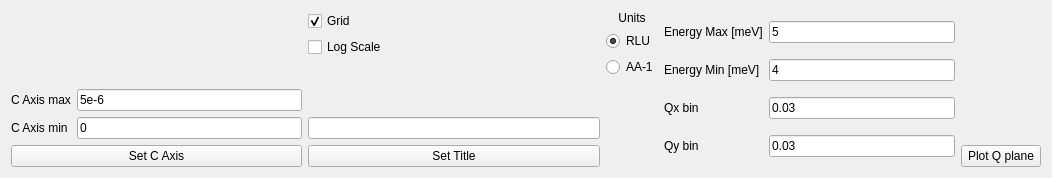
MJOLNIRPackage/MJOLNIR-GUI, file src/main/resources/base/Views/QPlane.ui: the form before one commit.
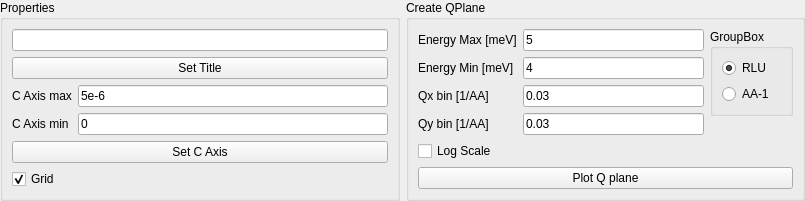
The form after the commit.

Commit message: Update layouts Add toolTips and statusTips

What changed in the file:
```diff
--- a/src/main/resources/base/Views/QPlane.ui
+++ b/src/main/resources/base/Views/QPlane.ui
@@ -6,78 +6,138 @@
    <rect>
     <x>0</x>
     <y>0</y>
-    <width>1052</width>
-    <height>178</height>
+    <width>805</width>
+    <height>188</height>
    </rect>
   </property>
   <property name="windowTitle">
    <string>Form</string>
   </property>
-  <layout class="QHBoxLayout" name="horizontalLayout">
-   <item>
-    <layout class="QVBoxLayout" name="verticalLayout_6">
-     <item>
       <layout class="QHBoxLayout" name="horizontalLayout_2">
+   <property name="leftMargin">
+    <number>0</number>
+   </property>
+   <property name="topMargin">
+    <number>0</number>
+   </property>
+   <property name="rightMargin">
+    <number>0</number>
+   </property>
+   <property name="bottomMargin">
+    <number>0</number>
+   </property>
+   <item>
+    <widget class="QGroupBox" name="groupBox">
+     <property name="toolTip">
+      <string>Properties for current figure</string>
+     </property>
+     <property name="statusTip">
+      <string>Properties for current figure</string>
+     </property>
+     <property name="title">
+      <string>Properties</string>
+     </property>
+     <layout class="QVBoxLayout" name="verticalLayout_4">
+      <item>
+       <widget class="QLineEdit" name="QPlane_SetTitle_lineEdit">
+        <property name="toolTip">
+         <string>Set title of current figure</string>
+        </property>
+        <property name="statusTip">
+         <string>Set title of current figure</string>
+        </property>
+       </widget>
+      </item>
+      <item>
+       <widget class="QPushButton" name="QPlane_SetTitle_button">
+        <property name="toolTip">
+         <string>Set title of current figure</string>
+        </property>
+        <property name="statusTip">
+         <string>Set title of current figure</string>
+        </property>
+        <property name="text">
+         <string>Set Title</string>
+        </property>
+       </widget>
+      </item>
        <item>
         <layout class="QGridLayout" name="gridLayout_2">
-         <item row="1" column="0">
+        <item row="0" column="0">
           <widget class="QLabel" name="label_7">
+          <property name="toolTip">
+           <string>Set color scale axis of current figure</string>
+          </property>
+          <property name="statusTip">
+           <string>Set color scale axis of current figure</string>
+          </property>
            <property name="text">
             <string>C Axis max</string>
            </property>
           </widget>
          </item>
-         <item row="1" column="1">
+        <item row="1" column="0">
+         <widget class="QLabel" name="label_6">
+          <property name="toolTip">
+           <string>Set color scale axis of current figure</string>
+          </property>
+          <property name="statusTip">
+           <string>Set color scale axis of current figure</string>
+          </property>
+          <property name="text">
+           <string>C Axis min</string>
+          </property>
+         </widget>
+        </item>
+        <item row="0" column="1">
           <widget class="QLineEdit" name="QPlane_CAxisMax_lineEdit">
+          <property name="toolTip">
+           <string>Set color scale axis of current figure</string>
+          </property>
+          <property name="statusTip">
+           <string>Set color scale axis of current figure</string>
+          </property>
            <property name="text">
             <string>5e-6</string>
            </property>
           </widget>
          </item>
-         <item row="2" column="1">
+        <item row="1" column="1">
           <widget class="QLineEdit" name="QPlane_CAxisMin_lineEdit">
+          <property name="toolTip">
+           <string>Set color scale axis of current figure</string>
+          </property>
+          <property name="statusTip">
+           <string>Set color scale axis of current figure</string>
+          </property>
            <property name="text">
             <string>0</string>
            </property>
           </widget>
          </item>
-         <item row="2" column="0">
-          <widget class="QLabel" name="label_6">
-           <property name="text">
-            <string>C Axis min</string>
-           </property>
-          </widget>
-         </item>
-         <item row="0" column="1">
-          <spacer name="verticalSpacer_4">
-           <property name="orientation">
-            <enum>Qt::Vertical</enum>
-           </property>
-           <property name="sizeHint" stdset="0">
-            <size>
-             <width>20</width>
-             <height>5</height>
-            </size>
-           </property>
-          </spacer>
-         </item>
-        </layout>
-       </item>
       </layout>
      </item>
      <item>
       <widget class="QPushButton" name="QPlane_setCAxis_button">
+        <property name="toolTip">
+         <string>Set color scale axis of current figure</string>
+        </property>
+        <property name="statusTip">
+         <string>Set color scale axis of current figure</string>
+        </property>
        <property name="text">
         <string>Set C Axis</string>
        </property>
       </widget>
      </item>
-    </layout>
-   </item>
-   <item>
-    <layout class="QVBoxLayout" name="verticalLayout_2">
      <item>
       <widget class="QCheckBox" name="QPlane_Grid_checkBox">
+        <property name="toolTip">
+         <string>Show/hide grid on current figure</string>
+        </property>
+        <property name="statusTip">
+         <string>Show/hide grid on current figure</string>
+        </property>
        <property name="text">
         <string>Grid</string>
        </property>
@@ -86,93 +146,46 @@
        </property>
       </widget>
      </item>
-     <item>
-      <widget class="QCheckBox" name="QPlane_LogScale_checkBox">
-       <property name="text">
-        <string>Log Scale</string>
-       </property>
-      </widget>
-     </item>
-     <item>
-      <spacer name="verticalSpacer_5">
-       <property name="orientation">
-        <enum>Qt::Vertical</enum>
-       </property>
-       <property name="sizeHint" stdset="0">
-        <size>
-         <width>20</width>
-         <height>5</height>
-        </size>
-       </property>
-      </spacer>
-     </item>
-     <item>
-      <widget class="QLineEdit" name="QPlane_SetTitle_lineEdit"/>
-     </item>
-     <item>
-      <widget class="QPushButton" name="QPlane_SetTitle_button">
-       <property name="text">
-        <string>Set Title</string>
-       </property>
-      </widget>
-     </item>
-    </layout>
-   </item>
-   <item>
-    <layout class="QVBoxLayout" name="verticalLayout_5">
-     <item>
-      <widget class="QLabel" name="label_3">
-       <property name="text">
-        <string>Units</string>
-       </property>
-       <property name="alignment">
-        <set>Qt::AlignCenter</set>
-       </property>
+     </layout>
       </widget>
      </item>
      <item>
-      <widget class="QRadioButton" name="QPlane_SelectUnits_RLU_radioButton">
-       <property name="text">
-        <string>RLU</string>
-       </property>
-       <property name="checked">
-        <bool>true</bool>
-       </property>
-      </widget>
-     </item>
-     <item>
-      <widget class="QRadioButton" name="QPlane_SelectUnits_AA_radioButton">
-       <property name="text">
-        <string>AA-1</string>
-       </property>
-      </widget>
-     </item>
+    <widget class="QGroupBox" name="groupBox_2">
+     <property name="toolTip">
+      <string>Properties for new plot</string>
+     </property>
+     <property name="statusTip">
+      <string>Properties for new plot</string>
+     </property>
+     <property name="title">
+      <string>Create QPlane</string>
+     </property>
+     <layout class="QVBoxLayout" name="verticalLayout">
      <item>
-      <spacer name="verticalSpacer_3">
-       <property name="orientation">
-        <enum>Qt::Vertical</enum>
-       </property>
-       <property name="sizeHint" stdset="0">
-        <size>
-         <width>20</width>
-         <height>5</height>
-        </size>
-       </property>
-      </spacer>
-     </item>
-    </layout>
-   </item>
+       <layout class="QHBoxLayout" name="horizontalLayout">
    <item>
     <layout class="QGridLayout" name="gridLayout">
-     <item row="0" column="1">
-      <widget class="QLineEdit" name="QPlane_EMax_lineEdit">
+          <item row="3" column="0">
+           <widget class="QLabel" name="label_4">
+            <property name="toolTip">
+             <string>Bin size in 1/AA</string>
+            </property>
+            <property name="statusTip">
+             <string>Bin size in 1/AA</string>
+            </property>
        <property name="text">
-        <string>5</string>
+             <string>Qy bin [1/AA]</string>
        </property>
       </widget>
      </item>
      <item row="1" column="0">
       <widget class="QLabel" name="label">
+            <property name="toolTip">
+             <string>Maximum energy in meV for integration plane</string>
+            </property>
+            <property name="statusTip">
+             <string>Maximum energy in meV for integration plane</string>
+            </property>
        <property name="text">
         <string>Energy Min [meV]</string>
        </property>
@@ -180,50 +193,118 @@
      </item>
      <item row="0" column="0">
       <widget class="QLabel" name="label_9">
+            <property name="toolTip">
+             <string>Minimum energy in meV for integration plane</string>
+            </property>
+            <property name="statusTip">
+             <string>Minimum energy in meV for integration plane</string>
+            </property>
        <property name="text">
         <string>Energy Max [meV]</string>
        </property>
       </widget>
      </item>
-     <item row="2" column="1">
-      <widget class="QLineEdit" name="QPlane_xBinTolerance_lineEdit">
-       <property name="text">
-        <string>0.03</string>
-       </property>
-      </widget>
-     </item>
      <item row="1" column="1">
       <widget class="QLineEdit" name="QPlane_EMin_lineEdit">
+            <property name="toolTip">
+             <string>Maximum energy in meV for integration plane</string>
+            </property>
+            <property name="statusTip">
+             <string>Maximum energy in meV for integration plane</string>
+            </property>
        <property name="text">
         <string>4</string>
        </property>
       </widget>
      </item>
-     <item row="2" column="0">
-      <widget class="QLabel" name="label_2">
-       <property name="text">
-        <string>Qx bin</string>
-       </property>
-      </widget>
-     </item>
-     <item row="3" column="0">
-      <widget class="QLabel" name="label_4">
-       <property name="text">
-        <string>Qy bin</string>
-       </property>
-      </widget>
-     </item>
      <item row="3" column="1">
       <widget class="QLineEdit" name="QPlane_yBinTolerance_lineEdit">
+            <property name="toolTip">
+             <string>Bin size in 1/AA</string>
+            </property>
+            <property name="statusTip">
+             <string>Bin size in 1/AA</string>
+            </property>
        <property name="text">
         <string>0.03</string>
        </property>
       </widget>
      </item>
+          <item row="2" column="1">
+           <widget class="QLineEdit" name="QPlane_xBinTolerance_lineEdit">
+            <property name="toolTip">
+             <string>Bin size in 1/AA</string>
+            </property>
+            <property name="statusTip">
+             <string>Bin size in 1/AA</string>
+            </property>
+            <property name="text">
+             <string>0.03</string>
+            </property>
+           </widget>
+          </item>
+          <item row="2" column="0">
+           <widget class="QLabel" name="label_2">
+            <property name="toolTip">
+             <string>Bin size in 1/AA</string>
+            </property>
+            <property name="statusTip">
+             <string>Bin size in 1/AA</string>
+            </property>
+            <property name="text">
+             <string>Qx bin [1/AA]</string>
+            </property>
+           </widget>
+          </item>
+          <item row="0" column="1">
+           <widget class="QLineEdit" name="QPlane_EMax_lineEdit">
+            <property name="toolTip">
+             <string>Minimum energy in meV for integration plane</string>
+            </property>
+            <property name="statusTip">
+             <string>Minimum energy in meV for integration plane</string>
+            </property>
+            <property name="text">
+             <string>5</string>
+            </property>
+           </widget>
+          </item>
     </layout>
    </item>
    <item>
-    <layout class="QVBoxLayout" name="verticalLayout">
+         <layout class="QVBoxLayout" name="verticalLayout_5">
+          <item>
+           <widget class="QGroupBox" name="groupBox_3">
+            <property name="toolTip">
+             <string>Units used when plotting</string>
+            </property>
+            <property name="statusTip">
+             <string>Units used when plotting</string>
+            </property>
+            <property name="title">
+             <string>GroupBox</string>
+            </property>
+            <layout class="QVBoxLayout" name="verticalLayout_7">
+             <item>
+              <widget class="QRadioButton" name="QPlane_SelectUnits_RLU_radioButton">
+               <property name="text">
+                <string>RLU</string>
+               </property>
+               <property name="checked">
+                <bool>true</bool>
+               </property>
+              </widget>
+             </item>
+             <item>
+              <widget class="QRadioButton" name="QPlane_SelectUnits_AA_radioButton">
+               <property name="text">
+                <string>AA-1</string>
+               </property>
+              </widget>
+             </item>
+            </layout>
+           </widget>
+          </item>
      <item>
       <spacer name="verticalSpacer">
        <property name="orientation">
@@ -237,14 +318,38 @@
        </property>
       </spacer>
      </item>
+         </layout>
+        </item>
+       </layout>
+      </item>
+      <item>
+       <widget class="QCheckBox" name="QPlane_LogScale_checkBox">
+        <property name="toolTip">
+         <string>Use log scale of intensity when plotting</string>
+        </property>
+        <property name="statusTip">
+         <string>Use log scale of intensity when plotting</string>
+        </property>
+        <property name="text">
+         <string>Log Scale</string>
+        </property>
+       </widget>
+      </item>
      <item>
       <widget class="QPushButton" name="QPlane_plot_button">
+        <property name="toolTip">
+         <string>Generate QPlane</string>
+        </property>
+        <property name="statusTip">
+         <string>Generate QPlane</string>
+        </property>
        <property name="text">
         <string>Plot Q plane</string>
        </property>
       </widget>
      </item>
     </layout>
+    </widget>
    </item>
   </layout>
  </widget>
```
Left out of the diff: 8 changed lines with no effect on the pictures. Lines whose indentation alone changed are shown as unchanged. The commit also changes 7 other files.
